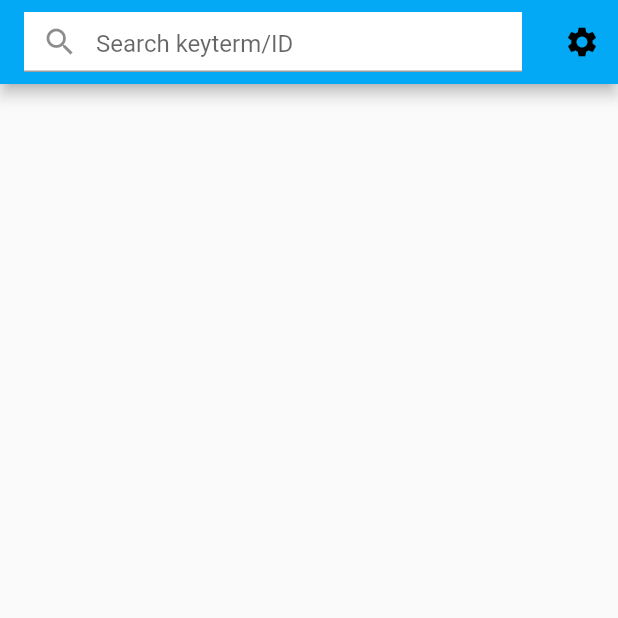
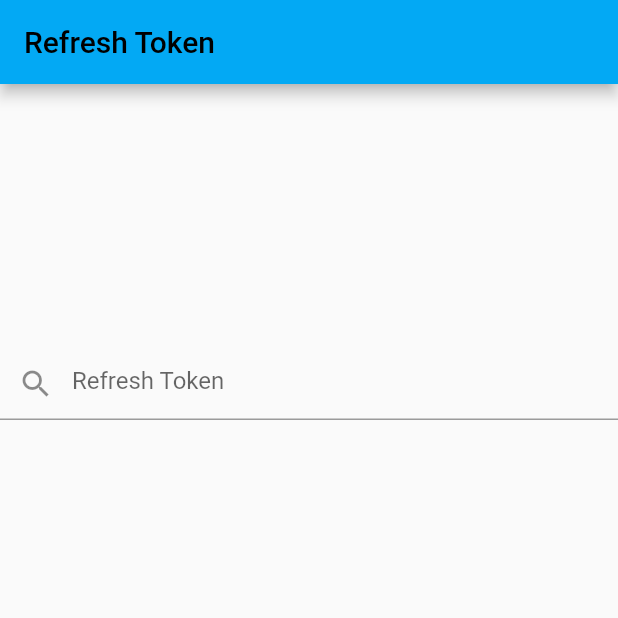
Before and after one commit to novialriptide/pix, a Flutter app: the screen it shows after launch, on a phone screen of 412 x 824 dp, the top half of it. Run offline on Flutter 3.47's test engine with Material 2 defaults, Android fonts, the phone set to English and light mode, and no system bars; missing offline and left inert: pxdart.

Commit message:
Reworked states + added Login

```diff
--- /dev/null
+++ b/lib/globals.dart
@@ -0,0 +1 @@
+String refreshToken = "";
--- a/lib/main.dart
+++ b/lib/main.dart
@@ -1,4 +1,6 @@
 import 'package:flutter/material.dart';
+import 'package:nakiapp/globals.dart';
+import 'package:nakiapp/states/login.dart';
 
 import 'states/homepage.dart';
 
@@ -18,7 +20,7 @@ class MyApp extends StatelessWidget {
         theme: ThemeData(
           primarySwatch: Colors.lightBlue,
         ),
-        home: const HomePage());
+        home: LoginScreen());
   }
 }
 
@@ -26,5 +28,5 @@ class HomePage extends StatefulWidget {
   const HomePage({Key? key}) : super(key: key);
 
   @override
-  State createState() => HomePageState();
+  State createState() => LoginState();
 }
--- /dev/null
+++ b/lib/states/login.dart
@@ -0,0 +1,37 @@
+import 'package:flutter/material.dart';
+import 'package:nakiapp/globals.dart';
+import 'package:nakiapp/states/homepage.dart';
+
+class LoginScreen extends StatefulWidget {
+  @override
+  LoginState createState() => LoginState();
+}
+
+class LoginState extends State<LoginScreen> {
+  @override
+  Widget build(BuildContext context) {
+    return Scaffold(
+        appBar: AppBar(
+          title: const Text('Refresh Token'),
+        ),
+        body: SizedBox(
+            height: 400,
+            child: Center(
+              child: TextField(
+                  onSubmitted: (value) {
+                    if (value.isNotEmpty) {
+                      refreshToken = value;
+                    }
+                    setState(() {
+                      Navigator.pushReplacement(
+                          context,
+                          MaterialPageRoute(
+                              builder: (context) => SearchScreen()));
+                    });
+                  },
+                  decoration: const InputDecoration(
+                      hintText: 'Refresh Token',
+                      prefixIcon: Icon(Icons.search))),
+            )));
+  }
+}
```
Also changed, not shown: lib/states/homepage.dart (+10 -8 lines), lib/states/seachoptions.dart (+23 -30 lines).
